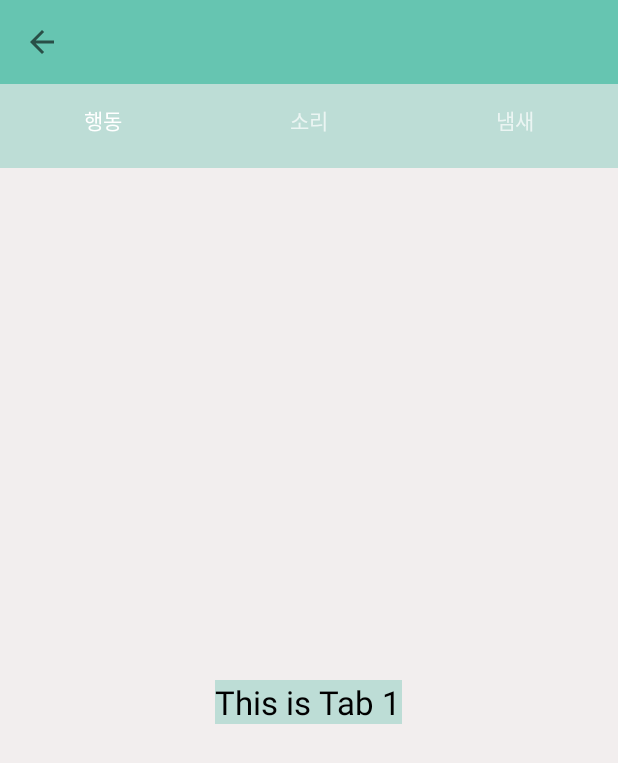
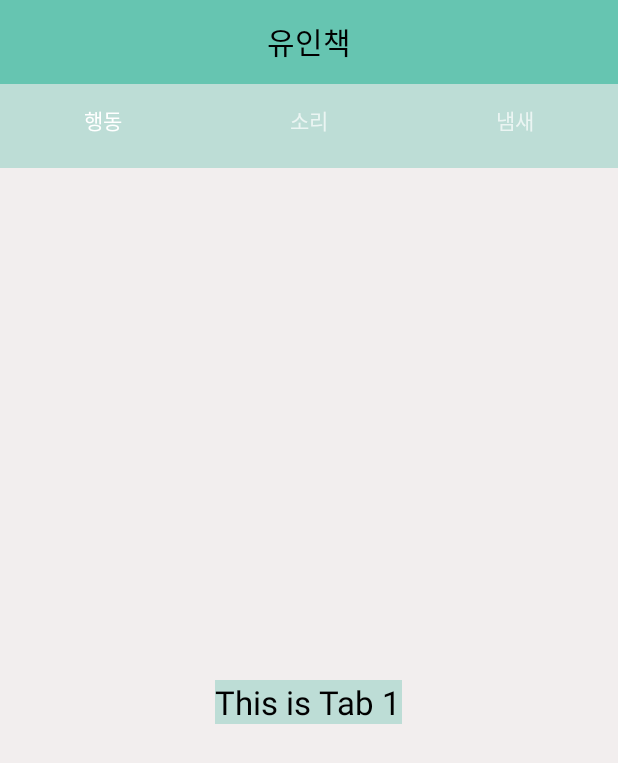
Before and after one commit to ppojjakppojjak/Pet-Finder, an Android app: the screen it shows after launch (Allure_activity), on a phone screen of 412 x 824 dp. Shown: the top 763 px of the screen. Run offline under Robolectric (Android 15) with nearby library versions, the phone set to English and light mode, and no system bars.

Commit message:
designer needs : tool bar customize title color black
not yet
whilte < button to home

```diff
--- a/app/src/main/java/com/ppojjakppojjak/ppojjakppojjak/Allure_activity.java
+++ b/app/src/main/java/com/ppojjakppojjak/ppojjakppojjak/Allure_activity.java
@@ -18,12 +18,6 @@ public class Allure_activity extends AppCompatActivity {
     protected void onCreate(Bundle savedInstanceState) {
         super.onCreate(savedInstanceState);
         setContentView(R.layout.activity_allure_activity);
-
-        Toolbar mToolbar = (Toolbar) findViewById(R.id.toolbar);
-        setSupportActionBar(mToolbar);
-        getSupportActionBar().setDisplayHomeAsUpEnabled(true);
-
-        getSupportActionBar().setDisplayShowTitleEnabled(false);
 
         // Initializing the TabLayout
         tabLayout = (TabLayout) findViewById(R.id.tabLayout);
--- /dev/null
+++ b/app/src/main/res/drawable/ic_chevron_left_black_24dp.xml
@@ -0,0 +1,5 @@
+<vector android:height="24dp" android:tint="#FFFFFF"
+    android:viewportHeight="24.0" android:viewportWidth="24.0"
+    android:width="24dp" xmlns:android="http://schemas.android.com/apk/res/android">
+    <path android:fillColor="#FF000000" android:pathData="M15.41,7.41L14,6l-6,6 6,6 1.41,-1.41L10.83,12z"/>
+</vector>
--- /dev/null
+++ b/app/src/main/res/drawable/ic_chevron_left_white_24dp.xml
@@ -0,0 +1,5 @@
+<vector android:height="24dp" android:tint="#FFFFFF"
+    android:viewportHeight="24.0" android:viewportWidth="24.0"
+    android:width="24dp" xmlns:android="http://schemas.android.com/apk/res/android">
+    <path android:fillColor="#FF000000" android:pathData="M15.41,7.41L14,6l-6,6 6,6 1.41,-1.41L10.83,12z"/>
+</vector>
--- a/app/src/main/res/layout/activity_allure_activity.xml
+++ b/app/src/main/res/layout/activity_allure_activity.xml
@@ -19,12 +19,21 @@
             android:minHeight="?attr/actionBarSize"
             android:theme="@style/ThemeOverlay.AppCompat.Dark.ActionBar"
             android:popupTheme="@style/ThemeOverlay.AppCompat.Light" />
--->
+
     <android.support.v7.widget.Toolbar
         android:id="@+id/toolbar"
         android:layout_width="match_parent"
         android:layout_height="wrap_content"
-        android:background="#66C5B1" />
+        android:layout_gravity="center"
+        android:background="#66C5B1"
+        />
+        -->
+
+    <include
+        android:layout_width="match_parent"
+        android:layout_height="wrap_content"
+        layout="@layout/tool_bar"
+    />
 
     <android.support.design.widget.TabLayout
         android:id="@+id/tabLayout"
--- /dev/null
+++ b/app/src/main/res/layout/tool_bar.xml
@@ -0,0 +1,31 @@
+<?xml version="1.0" encoding="utf-8"?>
+
+<android.support.v7.widget.Toolbar
+    xmlns:android="http://schemas.android.com/apk/res/android"
+    xmlns:app="http://schemas.android.com/apk/res-auto"
+
+    android:layout_width="match_parent"
+    android:layout_height="wrap_content"
+    xmlns:tools="http://schemas.android.com/tools"
+    android:background="#66C5B1"
+    android:minHeight="?attr/actionBarSize"
+    app:popupTheme="@style/ThemeOverlay.AppCompat.Light"
+    app:theme="@style/ThemeOverlay.AppCompat.Dark.ActionBar"
+    >
+
+<TextView
+    android:layout_width="wrap_content"
+    android:layout_height="wrap_content"
+    android:text="유인책"
+    android:layout_gravity="center"
+    android:id="@+id/toolbar_title"
+    android:background="#66C5B1"
+    android:textSize="20sp"
+    android:textColor="#000"
+    />
+
+
+
+
+
+</android.support.v7.widget.Toolbar>
--- a/app/src/main/res/values/styles.xml
+++ b/app/src/main/res/values/styles.xml
@@ -12,11 +12,7 @@
         <item name="android:background">#bdddd6</item>
         <item name="android:textColorTertiary">#fff</item>
         <item name="android:textColor">#fff</item>
-
-
     </style>
-
-
 
     <style name="AppTheme.NoActionBar">
         <item name="windowActionBar">false</item>
```
